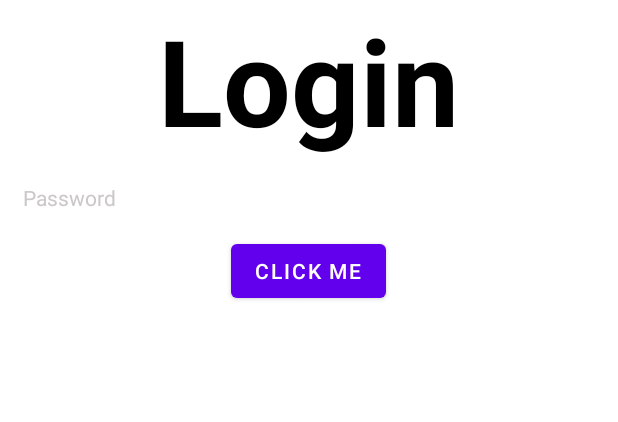
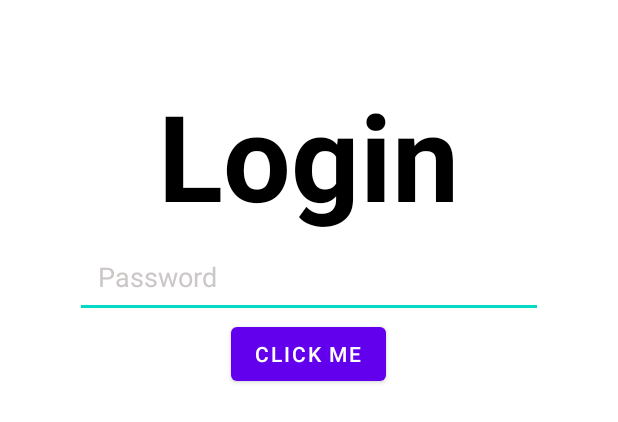
Before and after one commit to Dtabaja/HW1_MobileSecurity, an Android app: the layout activity_main.xml on its own in the app's theme, with its tools: preview values and no code run, on a phone screen of 412 x 824 dp. Shown: the top 422 px of the screen. Run offline under Robolectric (Android 15) with nearby library versions, the phone set to English and light mode, and no system bars.

```diff
--- a/app/src/main/java/com/example/myapplication/LoginSuccessful.java
+++ b/app/src/main/java/com/example/myapplication/LoginSuccessful.java
@@ -1,5 +1,6 @@
 package com.example.myapplication;
 import android.os.Bundle;
+import android.view.WindowManager;
 
 import androidx.appcompat.app.AppCompatActivity;
 
@@ -7,6 +8,8 @@ public class LoginSuccessful extends AppCompatActivity {
 
     protected void onCreate(Bundle savedInstanceState) {
         super.onCreate(savedInstanceState);
+        getSupportActionBar().hide();
+        getWindow().setFlags(WindowManager.LayoutParams.FLAG_FULLSCREEN, WindowManager.LayoutParams.FLAG_FULLSCREEN);
         setContentView(R.layout.activity_login_successful);
 
 
--- a/app/src/main/java/com/example/myapplication/MainActivity.java
+++ b/app/src/main/java/com/example/myapplication/MainActivity.java
@@ -6,6 +6,7 @@ import android.content.Intent;
 import android.os.Bundle;
 import android.provider.Settings;
 import android.view.View;
+import android.view.WindowManager;
 import android.widget.Toast;
 
 import com.google.android.material.button.MaterialButton;
@@ -22,8 +23,9 @@ private MaterialButton main_BTN_click;
     @Override
     protected void onCreate(Bundle savedInstanceState) {
         super.onCreate(savedInstanceState);
+        getSupportActionBar().hide();
+        getWindow().setFlags(WindowManager.LayoutParams.FLAG_FULLSCREEN, WindowManager.LayoutParams.FLAG_FULLSCREEN);
         setContentView(R.layout.activity_main);
-
         main_BTN_click = findViewById(R.id.main_BTN_click);
 
 
--- a/app/src/main/res/layout/activity_main.xml
+++ b/app/src/main/res/layout/activity_main.xml
@@ -7,7 +7,8 @@
     android:layout_height="match_parent"
     tools:context=".MainActivity"
     android:orientation="vertical"
-    android:gravity="center_horizontal">
+    android:gravity="center_horizontal"
+    android:padding="50sp">
 
     <TextView
         android:id="@+id/main_TXT_Login"
@@ -21,7 +22,7 @@
 
 
 
-    <com.google.android.material.textview.MaterialTextView
+    <com.google.android.material.textfield.TextInputEditText
             android:id="@+id/main_TXT_password"
             android:layout_width="match_parent"
             android:layout_height="wrap_content"
@@ -31,7 +32,8 @@
             android:textColor="@color/black"
             android:textColorHint="@color/gray"
             android:textColorHighlight="@color/black"
-            android:textCursorDrawable="@color/black"/>
+            android:textCursorDrawable="@color/black"
+            android:paddingTop="20sp"/>
 
     <com.google.android.material.button.MaterialButton
         android:id="@+id/main_BTN_click"
--- a/app/src/main/res/values/colors.xml
+++ b/app/src/main/res/values/colors.xml
@@ -8,4 +8,6 @@
     <color name="black">#FF000000</color>
     <color name="white">#FFFFFFFF</color>
     <color name="gray">#CCC8C8</color>
+    <color name="Lightgray">#EDEBEB</color>
+
 </resources>
```
